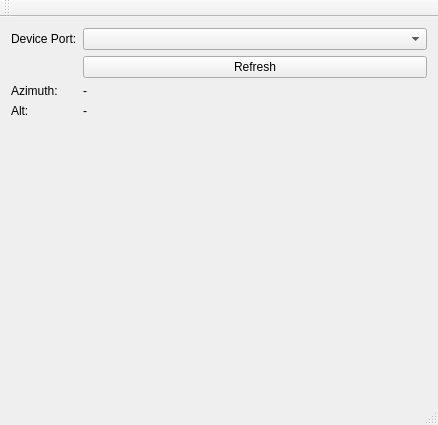
The window that server_st/mainwindow.ui (alexzk1/startrack) describes before a commit, drawn with Qt 5.
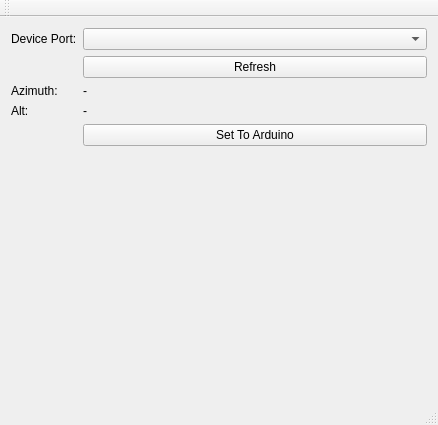
The same window after the commit.

What changed in the file:
```diff
--- a/server_st/mainwindow.ui
+++ b/server_st/mainwindow.ui
@@ -60,6 +60,13 @@
       </property>
      </widget>
     </item>
+    <item row="5" column="1">
+     <widget class="QPushButton" name="pushButton_2">
+      <property name="text">
+       <string>Set To Arduino</string>
+      </property>
+     </widget>
+    </item>
    </layout>
   </widget>
   <widget class="QMenuBar" name="menuBar">
```
